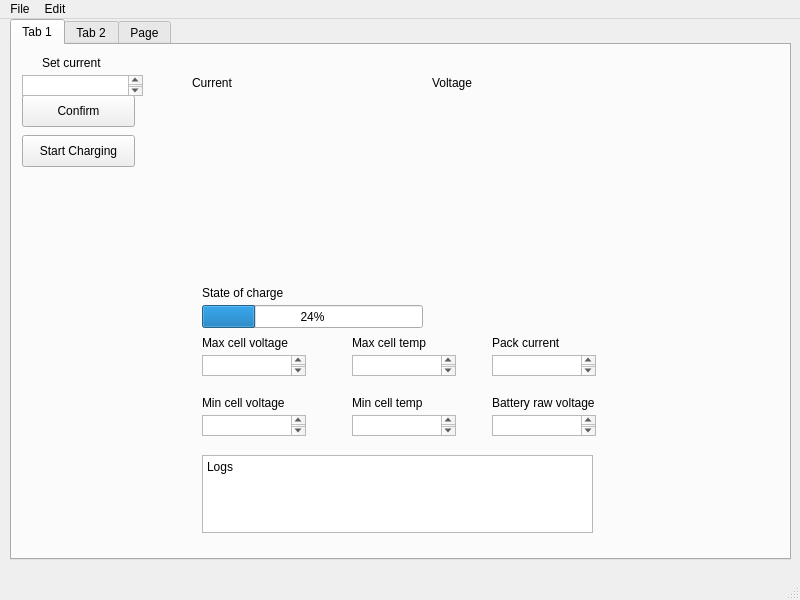
First picture: the form in untitled.ui, repository UWaterloo-Formula-Electric/charge-cart-gui, before the edit.
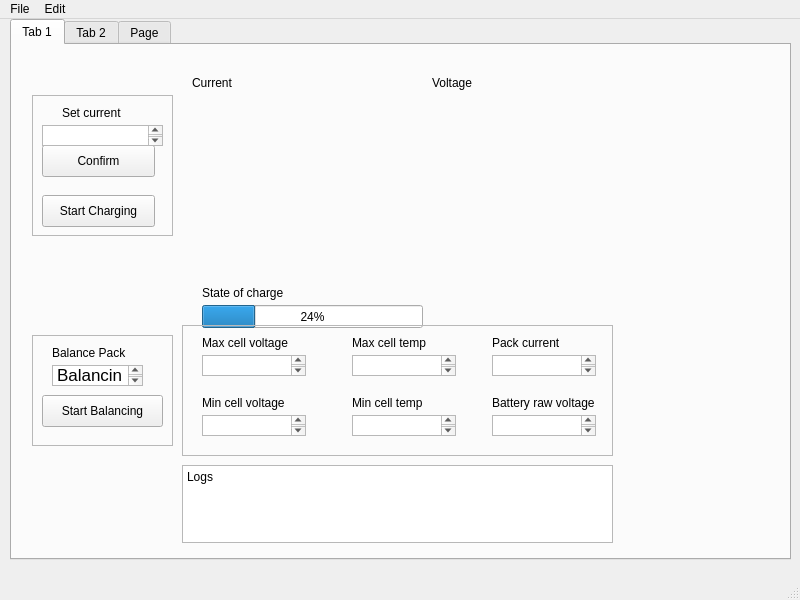
Second picture: the form after the edit. Custom widgets are drawn as their Qt base class.

Commit message: Added some frame to look nicer, readonly text

Patch:
```diff
--- a/untitled.ui
+++ b/untitled.ui
@@ -43,55 +43,6 @@
      <attribute name="title">
       <string>Tab 1</string>
      </attribute>
-     <widget class="QPushButton" name="pushButton_2">
-      <property name="geometry">
-       <rect>
-        <x>10</x>
-        <y>90</y>
-        <width>113</width>
-        <height>32</height>
-       </rect>
-      </property>
-      <property name="text">
-       <string>Start Charging</string>
-      </property>
-     </widget>
-     <widget class="QPushButton" name="pushButton">
-      <property name="geometry">
-       <rect>
-        <x>10</x>
-        <y>50</y>
-        <width>113</width>
-        <height>32</height>
-       </rect>
-      </property>
-      <property name="text">
-       <string>Confirm</string>
-      </property>
-     </widget>
-     <widget class="QLabel" name="label_9">
-      <property name="geometry">
-       <rect>
-        <x>30</x>
-        <y>10</y>
-        <width>81</width>
-        <height>16</height>
-       </rect>
-      </property>
-      <property name="text">
-       <string>Set current</string>
-      </property>
-     </widget>
-     <widget class="QTextEdit" name="textEdit_5">
-      <property name="geometry">
-       <rect>
-        <x>10</x>
-        <y>30</y>
-        <width>121</width>
-        <height>21</height>
-       </rect>
-      </property>
-     </widget>
      <widget class="PlotWidget" name="graphWidget_current" native="true">
       <property name="geometry">
        <rect>
@@ -141,9 +92,9 @@
      <widget class="QPlainTextEdit" name="plainTextEdit">
       <property name="geometry">
        <rect>
-        <x>190</x>
-        <y>410</y>
-        <width>391</width>
+        <x>170</x>
+        <y>420</y>
+        <width>431</width>
         <height>78</height>
        </rect>
       </property>
@@ -333,6 +284,155 @@
        <string>State of charge</string>
       </property>
      </widget>
+     <widget class="QFrame" name="frame">
+      <property name="geometry">
+       <rect>
+        <x>20</x>
+        <y>50</y>
+        <width>141</width>
+        <height>141</height>
+       </rect>
+      </property>
+      <property name="frameShape">
+       <enum>QFrame::StyledPanel</enum>
+      </property>
+      <property name="frameShadow">
+       <enum>QFrame::Raised</enum>
+      </property>
+      <widget class="QPushButton" name="pushButton_2">
+       <property name="geometry">
+        <rect>
+         <x>10</x>
+         <y>100</y>
+         <width>113</width>
+         <height>32</height>
+        </rect>
+       </property>
+       <property name="text">
+        <string>Start Charging</string>
+       </property>
+      </widget>
+      <widget class="QPushButton" name="pushButton">
+       <property name="geometry">
+        <rect>
+         <x>10</x>
+         <y>50</y>
+         <width>113</width>
+         <height>32</height>
+        </rect>
+       </property>
+       <property name="text">
+        <string>Confirm</string>
+       </property>
+      </widget>
+      <widget class="QTextEdit" name="textEdit_5">
+       <property name="geometry">
+        <rect>
+         <x>10</x>
+         <y>30</y>
+         <width>121</width>
+         <height>21</height>
+        </rect>
+       </property>
+      </widget>
+      <widget class="QLabel" name="label_9">
+       <property name="geometry">
+        <rect>
+         <x>30</x>
+         <y>10</y>
+         <width>81</width>
+         <height>16</height>
+        </rect>
+       </property>
+       <property name="text">
+        <string>Set current</string>
+       </property>
+      </widget>
+     </widget>
+     <widget class="QFrame" name="frame_2">
+      <property name="geometry">
+       <rect>
+        <x>170</x>
+        <y>280</y>
+        <width>431</width>
+        <height>131</height>
+       </rect>
+      </property>
+      <property name="frameShape">
+       <enum>QFrame::StyledPanel</enum>
+      </property>
+      <property name="frameShadow">
+       <enum>QFrame::Raised</enum>
+      </property>
+     </widget>
+     <widget class="QFrame" name="frame_3">
+      <property name="geometry">
+       <rect>
+        <x>20</x>
+        <y>290</y>
+        <width>141</width>
+        <height>111</height>
+       </rect>
+      </property>
+      <property name="frameShape">
+       <enum>QFrame::StyledPanel</enum>
+      </property>
+      <property name="frameShadow">
+       <enum>QFrame::Raised</enum>
+      </property>
+      <widget class="QLabel" name="label_10">
+       <property name="geometry">
+        <rect>
+         <x>20</x>
+         <y>10</y>
+         <width>81</width>
+         <height>16</height>
+        </rect>
+       </property>
+       <property name="text">
+        <string>Balance Pack</string>
+       </property>
+      </widget>
+      <widget class="QTextEdit" name="textEdit_8">
+       <property name="geometry">
+        <rect>
+         <x>20</x>
+         <y>30</y>
+         <width>91</width>
+         <height>21</height>
+        </rect>
+       </property>
+       <property name="sizePolicy">
+        <sizepolicy hsizetype="Expanding" vsizetype="Expanding">
+         <horstretch>0</horstretch>
+         <verstretch>2</verstretch>
+        </sizepolicy>
+       </property>
+       <property name="readOnly">
+        <bool>true</bool>
+       </property>
+       <property name="html">
+        <string>&lt;!DOCTYPE HTML PUBLIC &quot;-//W3C//DTD HTML 4.0//EN&quot; &quot;http://www.w3.org/TR/REC-html40/strict.dtd&quot;&gt;
+&lt;html&gt;&lt;head&gt;&lt;meta name=&quot;qrichtext&quot; content=&quot;1&quot; /&gt;&lt;style type=&quot;text/css&quot;&gt;
+p, li { white-space: pre-wrap; }
+&lt;/style&gt;&lt;/head&gt;&lt;body style=&quot; font-family:'.AppleSystemUIFont'; font-size:13pt; font-weight:400; font-style:normal;&quot;&gt;
+&lt;p style=&quot; margin-top:0px; margin-bottom:0px; margin-left:0px; margin-right:0px; -qt-block-indent:0; text-indent:0px;&quot;&gt;Balancing&lt;/p&gt;&lt;/body&gt;&lt;/html&gt;</string>
+       </property>
+      </widget>
+      <widget class="QPushButton" name="pushButton_3">
+       <property name="geometry">
+        <rect>
+         <x>10</x>
+         <y>60</y>
+         <width>121</width>
+         <height>32</height>
+        </rect>
+       </property>
+       <property name="text">
+        <string>Start Balancing</string>
+       </property>
+      </widget>
+     </widget>
     </widget>
     <widget class="QWidget" name="tab_2">
      <attribute name="title">
```
